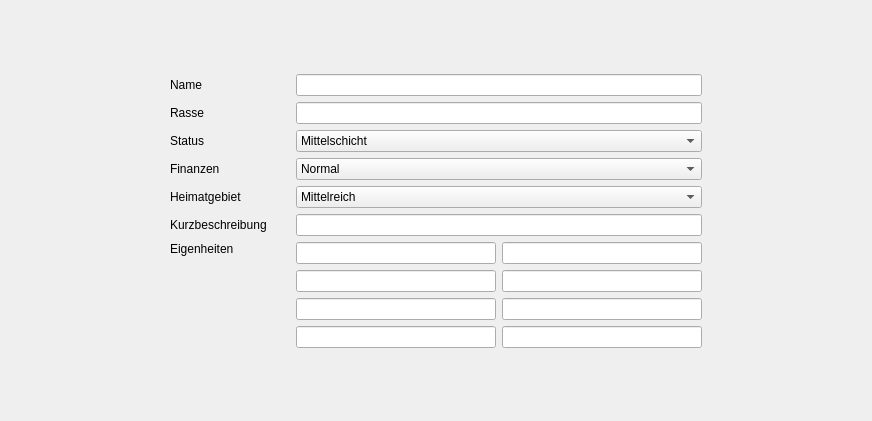
The window that UI/CharakterBeschreibung.ui (Aeolitus/Sephrasto) describes before a commit, drawn with Qt 5.
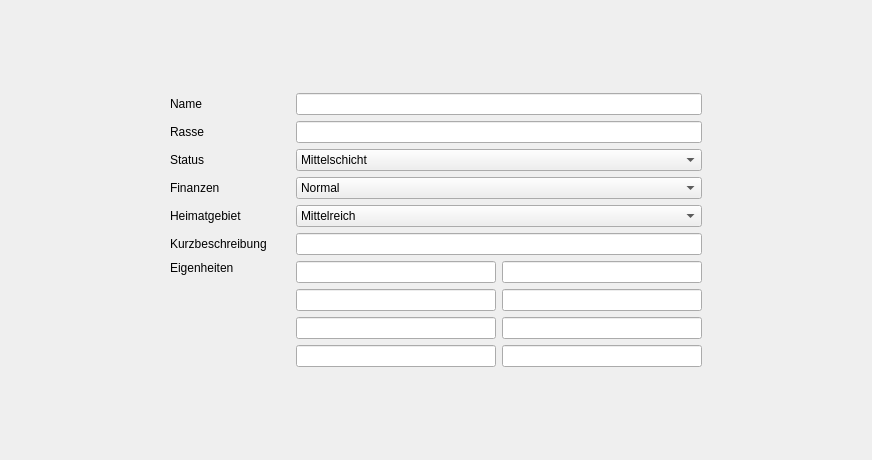
The same window after the commit.

```diff
--- a/UI/CharakterBeschreibung.ui
+++ b/UI/CharakterBeschreibung.ui
@@ -7,7 +7,7 @@
     <x>0</x>
     <y>0</y>
     <width>872</width>
-    <height>421</height>
+    <height>460</height>
    </rect>
   </property>
   <property name="windowTitle">
```
